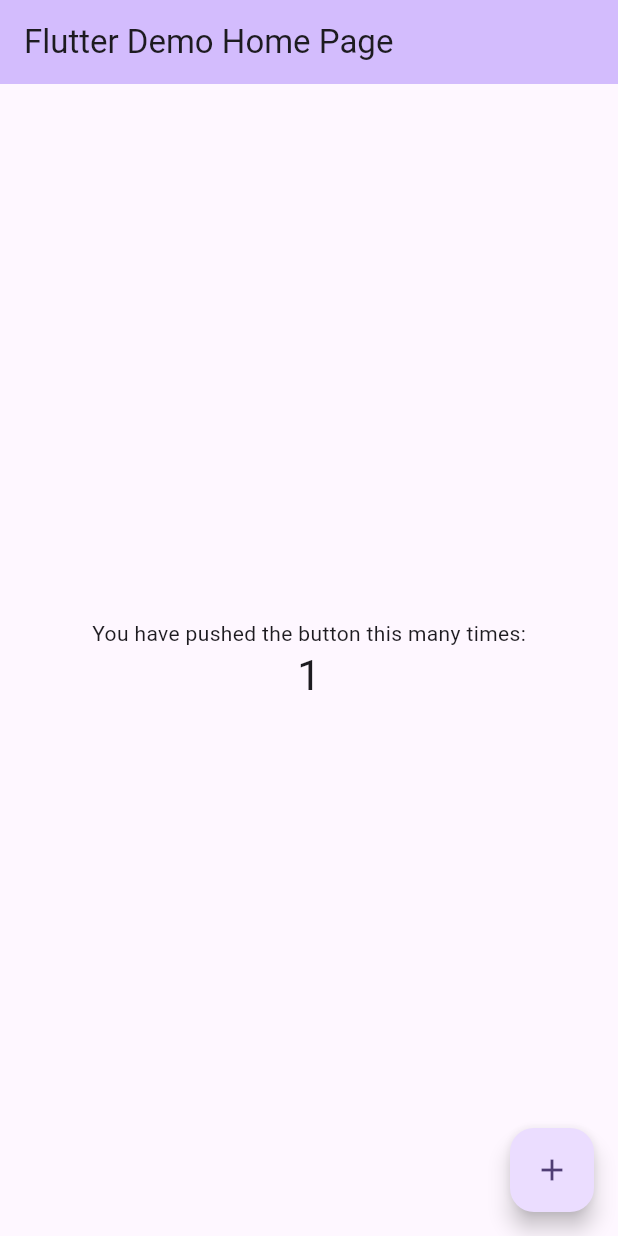
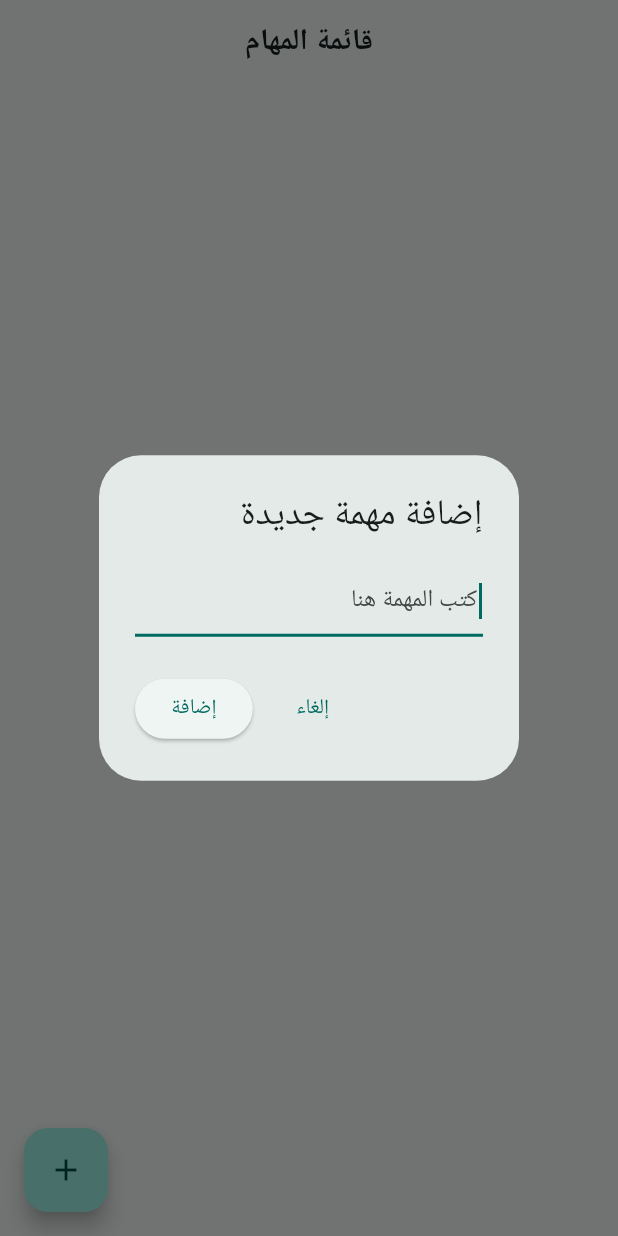
Before and after one commit to Coderislem/todo-list, a Flutter app: the screen it shows after launch, after a tap on the "add" icon, on a phone screen of 412 x 824 dp. Run offline on Flutter 3.47's test engine with Material 3 defaults, Android fonts, the phone set to English and light mode, and no system bars; Roboto replaces fonts that are missing (Cairo).

Commit message:
add task class and methods

```diff
--- a/lib/main.dart
+++ b/lib/main.dart
@@ -1,4 +1,7 @@
+// lib/main.dart
 import 'package:flutter/material.dart';
+import 'screens/home_screen.dart';
+import 'package:flutter_localizations/flutter_localizations.dart';
 
 void main() {
   runApp(const MyApp());
@@ -7,119 +10,32 @@ void main() {
 class MyApp extends StatelessWidget {
   const MyApp({super.key});
 
-  // This widget is the root of your application.
   @override
   Widget build(BuildContext context) {
     return MaterialApp(
-      title: 'Flutter Demo',
+      title: 'قائمة المهام',
+      debugShowCheckedModeBanner: false,
+      localizationsDelegates: const [
+        GlobalMaterialLocalizations.delegate,
+        GlobalWidgetsLocalizations.delegate,
+        GlobalCupertinoLocalizations.delegate,
+      ],
+      supportedLocales: const [
+        Locale('ar', ''),
+      ],
+      locale: const Locale('ar', ''),
       theme: ThemeData(
-        // This is the theme of your application.
-        //
-        // TRY THIS: Try running your application with "flutter run". You'll see
-        // the application has a purple toolbar. Then, without quitting the app,
-        // try changing the seedColor in the colorScheme below to Colors.green
-        // and then invoke "hot reload" (save your changes or press the "hot
-        // reload" button in a Flutter-supported IDE, or press "r" if you used
-        // the command line to start the app).
-        //
-        // Notice that the counter didn't reset back to zero; the application
-        // state is not lost during the reload. To reset the state, use hot
-        // restart instead.
-        //
-        // This works for code too, not just values: Most code changes can be
-        // tested with just a hot reload.
-        colorScheme: ColorScheme.fromSeed(seedColor: Colors.deepPurple),
-        useMaterial3: true,
+        colorScheme: ColorScheme.fromSeed(
+          seedColor: Colors.teal,
+          brightness: Brightness.light,
+        ),
+        fontFamily: 'Cairo',
+        textTheme: const TextTheme(
+          bodyLarge: TextStyle(fontSize: 16),
+          titleLarge: TextStyle(fontSize: 20, fontWeight: FontWeight.bold),
+        ),
       ),
-      home: const MyHomePage(title: 'Flutter Demo Home Page'),
+      home: const HomeScreen(),
     );
   }
 }
-
-class MyHomePage extends StatefulWidget {
-  const MyHomePage({super.key, required this.title});
-
-  // This widget is the home page of your application. It is stateful, meaning
-  // that it has a State object (defined below) that contains fields that affect
-  // how it looks.
-
-  // This class is the configuration for the state. It holds the values (in this
-  // case the title) provided by the parent (in this case the App widget) and
-  // used by the build method of the State. Fields in a Widget subclass are
-  // always marked "final".
-
-  final String title;
-
-  @override
-  State<MyHomePage> createState() => _MyHomePageState();
-}
-
-class _MyHomePageState extends State<MyHomePage> {
-  int _counter = 0;
-
-  void _incrementCounter() {
-    setState(() {
-      // This call to setState tells the Flutter framework that something has
-      // changed in this State, which causes it to rerun the build method below
-      // so that the display can reflect the updated values. If we changed
-      // _counter without calling setState(), then the build method would not be
-      // called again, and so nothing would appear to happen.
-      _counter++;
-    });
-  }
-
-  @override
-  Widget build(BuildContext context) {
-    // This method is rerun every time setState is called, for instance as done
-    // by the _incrementCounter method above.
-    //
-    // The Flutter framework has been optimized to make rerunning build methods
-    // fast, so that you can just rebuild anything that needs updating rather
-    // than having to individually change instances of widgets.
-    return Scaffold(
-      appBar: AppBar(
-        // TRY THIS: Try changing the color here to a specific color (to
-        // Colors.amber, perhaps?) and trigger a hot reload to see the AppBar
-        // change color while the other colors stay the same.
-        backgroundColor: Theme.of(context).colorScheme.inversePrimary,
-        // Here we take the value from the MyHomePage object that was created by
-        // the App.build method, and use it to set our appbar title.
-        title: Text(widget.title),
-      ),
-      body: Center(
-        // Center is a layout widget. It takes a single child and positions it
-        // in the middle of the parent.
-        child: Column(
-          // Column is also a layout widget. It takes a list of children and
-          // arranges them vertically. By default, it sizes itself to fit its
-          // children horizontally, and tries to be as tall as its parent.
-          //
-          // Column has various properties to control how it sizes itself and
-          // how it positions its children. Here we use mainAxisAlignment to
-          // center the children vertically; the main axis here is the vertical
-          // axis because Columns are vertical (the cross axis would be
-          // horizontal).
-          //
-          // TRY THIS: Invoke "debug painting" (choose the "Toggle Debug Paint"
-          // action in the IDE, or press "p" in the console), to see the
-          // wireframe for each widget.
-          mainAxisAlignment: MainAxisAlignment.center,
-          children: <Widget>[
-            const Text(
-              'You have pushed the button this many times:',
-            ),
-            Text(
-              '$_counter',
-              style: Theme.of(context).textTheme.headlineMedium,
-            ),
-          ],
-        ),
-      ),
-      floatingActionButton: FloatingActionButton(
-        onPressed: _incrementCounter,
-        tooltip: 'Increment',
-        child: const Icon(Icons.add),
-      ), // This trailing comma makes auto-formatting nicer for build methods.
-    );
-  }
-}
--- /dev/null
+++ b/lib/models/task.dart
@@ -0,0 +1,28 @@
+// lib/models/task.dart
+class Task {
+  final String id;
+  final String title;
+  bool isCompleted;
+  final DateTime createdAt;
+
+  Task({
+    required this.id,
+    required this.title,
+    this.isCompleted = false,
+    DateTime? createdAt,
+  }) : createdAt = createdAt ?? DateTime.now();
+
+  Map<String, dynamic> toJson() => {
+    'id': id,
+    'title': title,
+    'isCompleted': isCompleted,
+    'createdAt': createdAt.toIso8601String(),
+  };
+
+  factory Task.fromJson(Map<String, dynamic> json) => Task(
+    id: json['id'],
+    title: json['title'],
+    isCompleted: json['isCompleted'],
+    createdAt: DateTime.parse(json['createdAt']),
+  );
+}
--- /dev/null
+++ b/lib/screens/home_screen.dart
@@ -0,0 +1,77 @@
+// lib/screens/home_screen.dart
+import 'package:flutter/material.dart';
+import '../models/task.dart';
+import '../widgets/task_tile.dart';
+import '../widgets/add_task_dialog.dart';
+
+class HomeScreen extends StatefulWidget {
+  const HomeScreen({super.key});
+
+  @override
+  State<HomeScreen> createState() => _HomeScreenState();
+}
+
+class _HomeScreenState extends State<HomeScreen> {
+  final List<Task> _tasks = [];
+
+  void _addTask(String title) {
+    setState(() {
+      _tasks.add(Task(
+        id: DateTime.now().toString(),
+        title: title,
+      ));
+    });
+  }
+
+  void _toggleTask(String id) {
+    setState(() {
+      final task = _tasks.firstWhere((task) => task.id == id);
+      task.isCompleted = !task.isCompleted;
+    });
+  }
+
+  void _deleteTask(String id) {
+    setState(() {
+      _tasks.removeWhere((task) => task.id == id);
+    });
+  }
+
+  @override
+  Widget build(BuildContext context) {
+    return Directionality(
+      textDirection: TextDirection.rtl,
+      child: Scaffold(
+        appBar: AppBar(
+          title: const Text('قائمة المهام'),
+          centerTitle: true,
+        ),
+        body: _tasks.isEmpty
+            ? const Center(
+                child: Text('لا توجد مهام حالياً'),
+              )
+            : ListView.builder(
+                itemCount: _tasks.length,
+                itemBuilder: (context, index) {
+                  return TaskTile(
+                    task: _tasks[index],
+                    onToggle: _toggleTask,
+                    onDelete: _deleteTask,
+                  );
+                },
+              ),
+        floatingActionButton: FloatingActionButton(
+          onPressed: () async {
+            final result = await showDialog<String>(
+              context: context,
+              builder: (context) => const AddTaskDialog(),
+            );
+            if (result != null && result.isNotEmpty) {
+              _addTask(result);
+            }
+          },
+          child: const Icon(Icons.add),
+        ),
+      ),
+    );
+  }
+}
--- /dev/null
+++ b/lib/widgets/add_task_dialog.dart
@@ -0,0 +1,48 @@
+// lib/widgets/add_task_dialog.dart
+import 'package:flutter/material.dart';
+
+class AddTaskDialog extends StatefulWidget {
+  const AddTaskDialog({super.key});
+
+  @override
+  State<AddTaskDialog> createState() => _AddTaskDialogState();
+}
+
+class _AddTaskDialogState extends State<AddTaskDialog> {
+  final _controller = TextEditingController();
+
+  @override
+  void dispose() {
+    _controller.dispose();
+    super.dispose();
+  }
+
+  @override
+  Widget build(BuildContext context) {
+    return AlertDialog(
+      title: const Text('إضافة مهمة جديدة'),
+      content: TextField(
+        controller: _controller,
+        autofocus: true,
+        decoration: const InputDecoration(
+          hintText: 'اكتب المهمة هنا',
+        ),
+        textDirection: TextDirection.rtl,
+      ),
+      actions: [
+        TextButton(
+          onPressed: () => Navigator.pop(context),
+          child: const Text('إلغاء'),
+        ),
+        ElevatedButton(
+          onPressed: () {
+            if (_controller.text.isNotEmpty) {
+              Navigator.pop(context, _controller.text);
+            }
+          },
+          child: const Text('إضافة'),
+        ),
+      ],
+    );
+  }
+}
```
Also changed, not shown: lib/widgets/task_tile.dart (added, +47 -0 lines), pubspec.yaml (+9 -1 lines), pubspec.lock, 1 other file.
